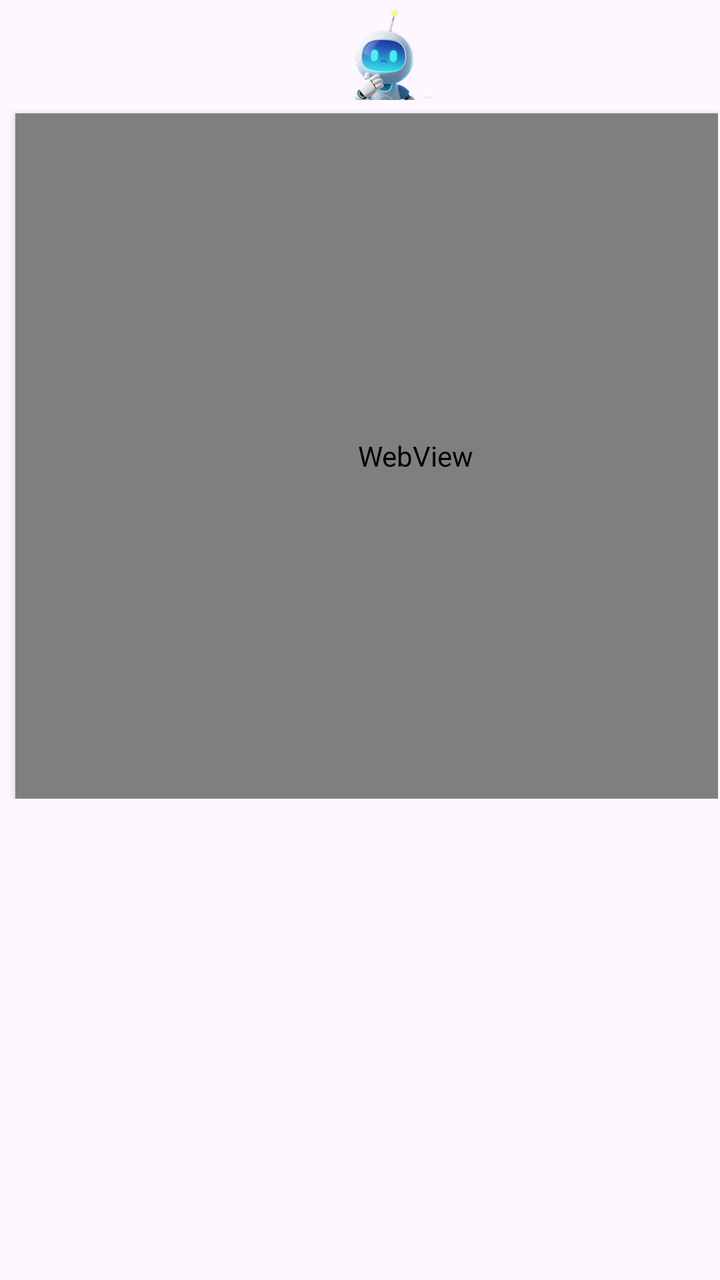
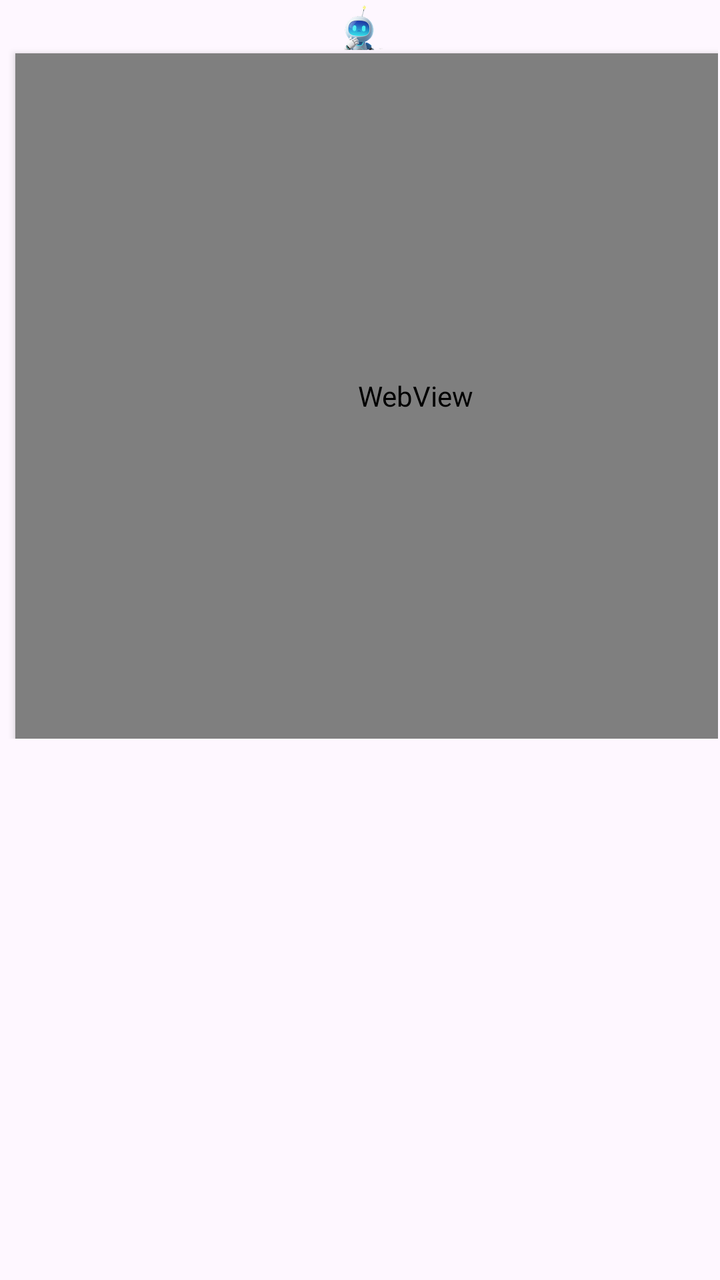

Before-and-after screenshots of an Android layout around one commit, followed by the original layout XML and the change that was made.
<!-- AndroidManifest.xml: application theme Theme.AIAgent -->
<!-- res/layout/aiagent_window_layout.xml -->
<?xml version="1.0" encoding="utf-8"?>
<FrameLayout xmlns:android="http://schemas.android.com/apk/res/android"
    android:layout_width="1244px"
    android:layout_height="1252px"
    android:id="@+id/myFrameLayout"
    android:padding="1dp">
    

    <LinearLayout
        android:layout_width="wrap_content"
        android:layout_height="wrap_content"

        android:id="@+id/aiagentlinearLayout"

        android:orientation="vertical">
        <LinearLayout
            android:layout_width="wrap_content"
            android:layout_height="wrap_content"

            android:id="@+id/tipslayout"
            android:layout_marginLeft="500px"
            android:orientation="horizontal">
            <ImageView
                android:id="@+id/roboticon"
                android:layout_width="147px"
                android:layout_height="147px"

                android:scaleType="fitXY"
                android:src="@drawable/robot"
                android:visibility="visible" />
            <LinearLayout
                android:layout_width="wrap_content"
                android:layout_height="wrap_content"
                android:layout_marginLeft="187px"
                android:layout_marginTop="15px"
                android:id="@+id/inputtextslayout"

                android:orientation="vertical">
                <TextView
                    android:id="@+id/inputtext"
                    android:layout_width="323px"
                    android:layout_height="63px"
                    android:textColor="#FF000000"
                    android:textSize="20sp"/>
                <TextView
                    android:id="@+id/proceduer"
                    android:layout_width="235px"
                    android:layout_height="40px"
                    android:textColor="#FF007AFF"
                    android:text="qwen3.0生成中..."
                    android:visibility="gone"
                    android:textSize="15sp"/>
            </LinearLayout>
        </LinearLayout>
        <LinearLayout
            android:layout_width="wrap_content"
            android:layout_height="wrap_content"

            android:id="@+id/btnslayout"
            android:visibility="gone"
            android:orientation="vertical">
            <LinearLayout
                android:layout_width="1000px"
                android:layout_height="240px"
                android:layout_marginLeft="120px"
                android:layout_marginTop="96px"
                android:id="@+id/radiolayout"

                android:orientation="horizontal">
                <android.widget.Switch
                    android:id="@+id/btnwindow"
                    android:layout_width="281px"
                    android:layout_height="177px"
                    android:layout_marginTop="31px"

                    android:scaleType="fitXY"
                    android:background="@drawable/radiobtnbg"
                    android:textSize="10sp"

                    android:text="车窗"/>
                <android.widget.Switch
                    android:id="@+id/btnoutdoor"
                    android:layout_width="281px"
                    android:layout_height="177px"
                    android:layout_marginTop="31px"
                    android:layout_marginLeft="50px"

                    android:scaleType="fitXY"
                    android:background="@drawable/radiobtnbg"
                    android:textSize="10sp"

                    android:text="外循环"/>
                <android.widget.Switch
                    android:id="@+id/btncleanair"
                    android:layout_width="281px"
                    android:layout_height="177px"
                    android:layout_marginTop="31px"
                    android:layout_marginLeft="50px"

                    android:scaleType="fitXY"
                    android:background="@drawable/radiobtnbg"
                    android:textSize="10sp"
                    android:text="净化空气"/>


            </LinearLayout>
            <LinearLayout
                android:layout_width="wrap_content"
                android:layout_height="wrap_content"

                android:id="@+id/nmbtnslayout"

                android:orientation="horizontal">
                <android.widget.Button
                    android:id="@+id/btncancel"
                    android:layout_width="156px"
                    android:layout_height="80px"
                    android:layout_marginTop="174px"
                    android:layout_marginLeft="350px"

                    android:scaleType="fitXY"
                    android:background="@drawable/button_selector"
                    android:text="取消"/>
                <android.widget.Button
                    android:id="@+id/btnexecute"
                    android:layout_width="156px"
                    android:layout_height="80px"
                    android:layout_marginTop="174px"
                    android:layout_marginLeft="168px"

                    android:scaleType="fitXY"
                    android:background="@drawable/button_selector"
                    android:text="执行"/>

            </LinearLayout>
        </LinearLayout>
        <WebView
            android:id="@+id/responseWebView"
            android:layout_width="1200px"
            android:layout_height="1028px"
            android:layout_marginLeft="20px"
            android:layout_marginTop="20px"
            android:elevation="2dp" />
    </LinearLayout>

</FrameLayout>
<!-- resources referenced by this layout -->
<resources>
  <!-- drawable button_selector (drawable) -->
  <selector xmlns:android="http://schemas.android.com/apk/res/android">
      <item android:drawable="@drawable/btnpress" android:state_pressed="true" />
      <item android:drawable="@drawable/radiobtnbg" android:state_focused="true" />
      <item android:drawable="@drawable/radiobtnbg" />
  </selector>
  <!-- drawable radiobtnbg: png bitmap (drawable, 1460 bytes) -->
  <!-- drawable robot: png bitmap (drawable, 20945 bytes) -->
  <style name="Theme.AIAgent" parent="Base.Theme.AIAgent" />
  <!-- drawable btnpress: png bitmap (drawable, 1052 bytes) -->
  <style name="Base.Theme.AIAgent" parent="Theme.Material3.DayNight.NoActionBar">
          
          
      </style>
</resources>

<!-- the commit's change to res/layout/aiagent_window_layout.xml (unified diff, before → after) -->
@@ -22,8 +22,8 @@
             android:orientation="horizontal">
             <ImageView
                 android:id="@+id/roboticon"
-                android:layout_width="147px"
-                android:layout_height="147px"
+                android:layout_width="72px"
+                android:layout_height="72px"
 
                 android:scaleType="fitXY"
                 android:src="@drawable/robot"
@@ -31,115 +31,37 @@
             <LinearLayout
                 android:layout_width="wrap_content"
                 android:layout_height="wrap_content"
-                android:layout_marginLeft="187px"
-                android:layout_marginTop="15px"
+                android:layout_marginLeft="50px"
+                android:layout_marginTop="30px"
                 android:id="@+id/inputtextslayout"
 
                 android:orientation="vertical">
                 <TextView
                     android:id="@+id/inputtext"
-                    android:layout_width="323px"
-                    android:layout_height="63px"
+                    android:layout_width="600px"
+                    android:layout_height="40px"
                     android:textColor="#FF000000"
                     android:textSize="20sp"/>
-                <TextView
-                    android:id="@+id/proceduer"
-                    android:layout_width="235px"
-                    android:layout_height="40px"
-                    android:textColor="#FF007AFF"
-                    android:text="qwen3.0生成中..."
-                    android:visibility="gone"
-                    android:textSize="15sp"/>
+
             </LinearLayout>
-        </LinearLayout>
-        <LinearLayout
-            android:layout_width="wrap_content"
-            android:layout_height="wrap_content"
-
-            android:id="@+id/btnslayout"
-            android:visibility="gone"
-            android:orientation="vertical">
-            <LinearLayout
-                android:layout_width="1000px"
-                android:layout_height="240px"
-                android:layout_marginLeft="120px"
-                android:layout_marginTop="96px"
-                android:id="@+id/radiolayout"
-
-                android:orientation="horizontal">
-                <android.widget.Switch
-                    android:id="@+id/btnwindow"
-                    android:layout_width="281px"
-                    android:layout_height="177px"
-                    android:layout_marginTop="31px"
-
-                    android:scaleType="fitXY"
-                    android:background="@drawable/radiobtnbg"
-                    android:textSize="10sp"
-
-                    android:text="车窗"/>
-                <android.widget.Switch
-                    android:id="@+id/btnoutdoor"
-                    android:layout_width="281px"
-                    android:layout_height="177px"
-                    android:layout_marginTop="31px"
-                    android:layout_marginLeft="50px"
-
-                    android:scaleType="fitXY"
-                    android:background="@drawable/radiobtnbg"
-                    android:textSize="10sp"
-
-                    android:text="外循环"/>
-                <android.widget.Switch
-                    android:id="@+id/btncleanair"
-                    android:layout_width="281px"
-                    android:layout_height="177px"
-                    android:layout_marginTop="31px"
-                    android:layout_marginLeft="50px"
-
-                    android:scaleType="fitXY"
-                    android:background="@drawable/radiobtnbg"
-                    android:textSize="10sp"
-                    android:text="净化空气"/>
 
 
-            </LinearLayout>
-            <LinearLayout
-                android:layout_width="wrap_content"
-                android:layout_height="wrap_content"
-
-                android:id="@+id/nmbtnslayout"
-
-                android:orientation="horizontal">
-                <android.widget.Button
-                    android:id="@+id/btncancel"
-                    android:layout_width="156px"
-                    android:layout_height="80px"
-                    android:layout_marginTop="174px"
-                    android:layout_marginLeft="350px"
-
-                    android:scaleType="fitXY"
-                    android:background="@drawable/button_selector"
-                    android:text="取消"/>
-                <android.widget.Button
-                    android:id="@+id/btnexecute"
-                    android:layout_width="156px"
-                    android:layout_height="80px"
-                    android:layout_marginTop="174px"
-                    android:layout_marginLeft="168px"
-
-                    android:scaleType="fitXY"
-                    android:background="@drawable/button_selector"
-                    android:text="执行"/>
-
-            </LinearLayout>
         </LinearLayout>
+        <TextView
+            android:id="@+id/proceduer"
+            android:layout_width="235px"
+            android:layout_height="40px"
+            android:textColor="#FF007AFF"
+            android:text="qwen3.0生成中..."
+            android:visibility="gone"
+            android:layout_marginLeft="450px"
+            android:textSize="15sp"/>
         <WebView
             android:id="@+id/responseWebView"
             android:layout_width="1200px"
             android:layout_height="1028px"
             android:layout_marginLeft="20px"
-            android:layout_marginTop="20px"
+            android:layout_marginTop="5px"
             android:elevation="2dp" />
     </LinearLayout>
 
<!-- resource entries referenced after the edit -->
@@ -1,15 +1,7 @@
 <!-- resources referenced by this layout -->
 <resources>
-  <!-- drawable button_selector (drawable) -->
-  <selector xmlns:android="http://schemas.android.com/apk/res/android">
-      <item android:drawable="@drawable/btnpress" android:state_pressed="true" />
-      <item android:drawable="@drawable/radiobtnbg" android:state_focused="true" />
-      <item android:drawable="@drawable/radiobtnbg" />
-  </selector>
-  <!-- drawable radiobtnbg: png bitmap (drawable, 1460 bytes) -->
   <!-- drawable robot: png bitmap (drawable, 20945 bytes) -->
   <style name="Theme.AIAgent" parent="Base.Theme.AIAgent" />
-  <!-- drawable btnpress: png bitmap (drawable, 1052 bytes) -->
   <style name="Base.Theme.AIAgent" parent="Theme.Material3.DayNight.NoActionBar">
           
           
